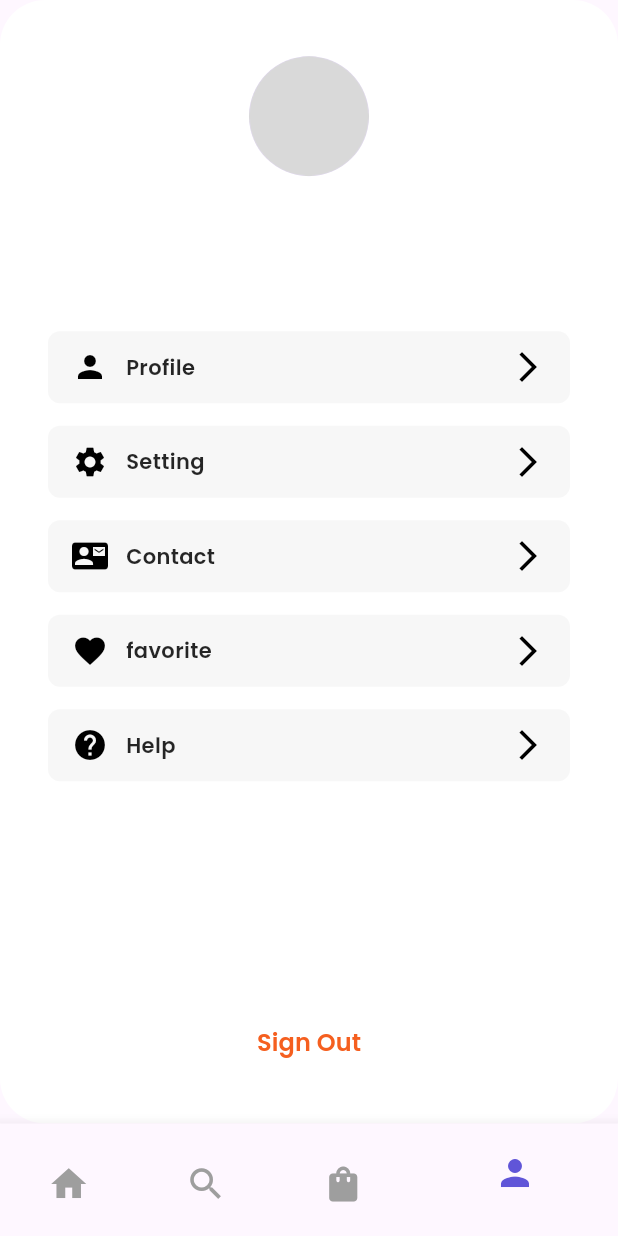
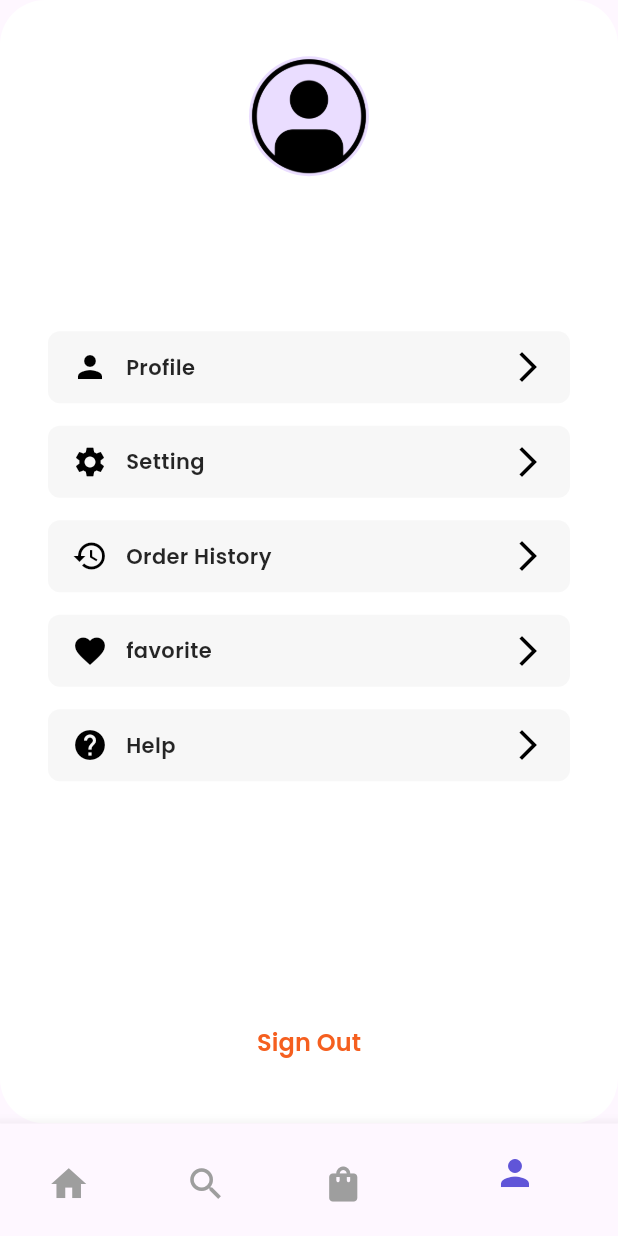
Before and after one commit to eslamnaaser454/E-commerce-mobile-app, a Flutter app: the ProfileScreen screen opened directly with empty values, on a phone screen of 412 x 824 dp. Run offline on Flutter 3.47's test engine with Material 3 defaults, Android fonts, the phone set to English and light mode, and no system bars; our stand-ins replace cloud_firestore, firebase_auth, firebase_core; accounts and stored records are empty; network calls fail.

Commit message:
edit on profile

```diff
--- a/lib/profile.dart
+++ b/lib/profile.dart
@@ -1,5 +1,6 @@
 // ignore_for_file: must_be_immutable, library_private_types_in_public_api
 
+import 'package:ecommerce/OrderHistory.dart';
 import 'package:ecommerce/products/favorite.dart';
 import 'package:ecommerce/products/productlists.dart';
 import 'package:ecommerce/search.dart';
@@ -88,7 +89,7 @@ class _ProfileScreenState extends State<ProfileScreen> {
                   // Profile Image
                   CircleAvatar(
                     radius: 40,
-                    backgroundImage: AssetImage("images/Blank.png"),
+                    backgroundImage: AssetImage("Media/images/avatar.png"),
                   ),
                   SizedBox(height: constraints.maxHeight * 0.02),
                   Text(
@@ -130,9 +131,15 @@ class _ProfileScreenState extends State<ProfileScreen> {
                   ),
                   SizedBox(height: constraints.maxHeight * 0.02),
                   _buildMenuItem(
-                    icon: Icons.contact_mail,
-                    title: 'Contact',
-                    onTap: () {},
+                    icon: Icons.history,
+                    title: 'Order History',
+                    onTap: () {
+                      Navigator.push(
+                        context,
+                        MaterialPageRoute(
+                            builder: (context) => OrderHistory(cartItems: [],)),
+                      );
+                    },
                   ),
                   SizedBox(height: constraints.maxHeight * 0.02),
                   _buildMenuItem(
```
Also changed, not shown: Media/images/avatar.png (added).
